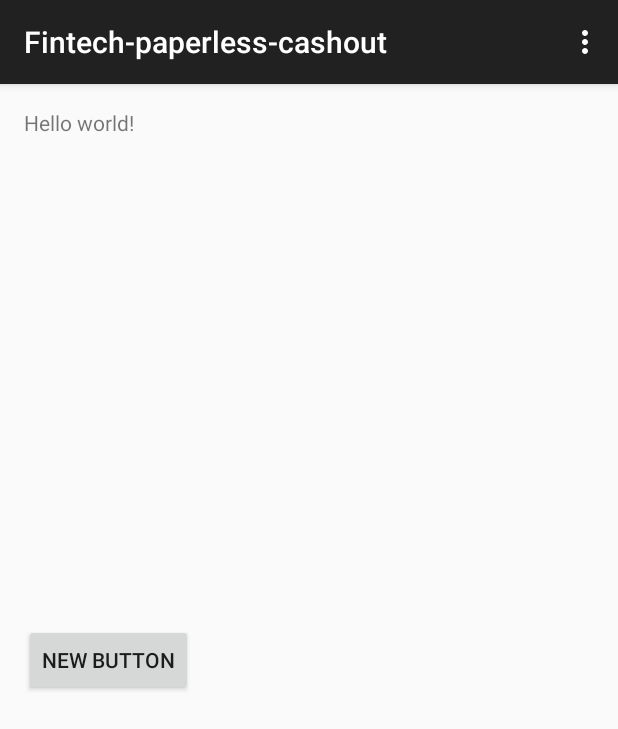
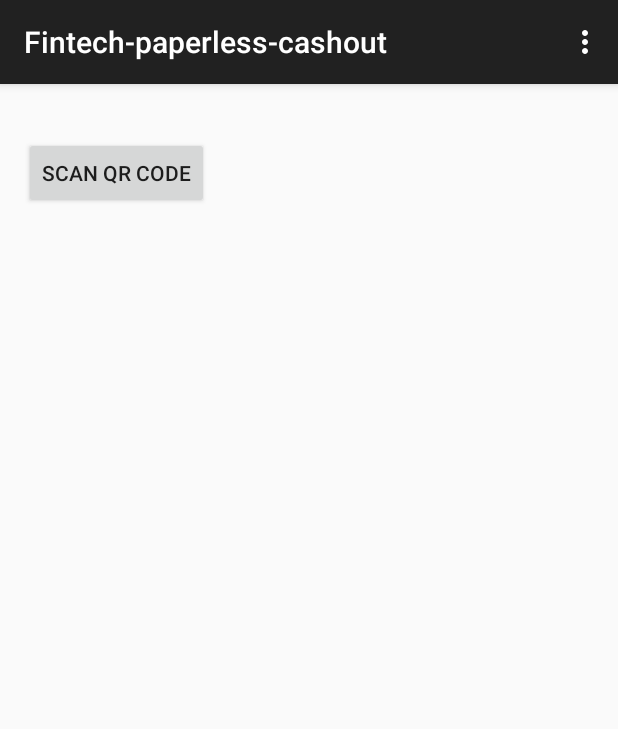
Before and after one commit to Kbdgwniai/fintech, an Android app: the screen it shows after launch (MainActivity), on a phone screen of 412 x 824 dp. Shown: the top 729 px of the screen. Run offline under Robolectric (Android 15) with nearby library versions, the phone set to English and light mode, and no system bars; 2 statements that could not run were skipped.

Commit message:
Remove NFC

```diff
--- a/app/build.gradle
+++ b/app/build.gradle
@@ -6,7 +6,7 @@ android {
 
     defaultConfig {
         applicationId "com.cashout.paperless.fintech_paperless_cashout"
-        minSdkVersion 21
+        minSdkVersion 14
         targetSdkVersion 23
         versionCode 1
         versionName "1.0"
--- a/app/src/main/AndroidManifest.xml
+++ b/app/src/main/AndroidManifest.xml
@@ -4,9 +4,6 @@
 
     <uses-permission android:name="android.permission.CAMERA"/>
     <uses-permission android:name="android.permission.INTERNET"/>
-    <uses-permission android:name="android.permission.NFC" />
-
-    <uses-feature android:name="android.hardware.nfc" />
 
     <application
         android:name="com.orm.SugarApp"
--- a/app/src/main/java/com/cashout/paperless/fintech_paperless_cashout/MainActivity.java
+++ b/app/src/main/java/com/cashout/paperless/fintech_paperless_cashout/MainActivity.java
@@ -54,18 +54,6 @@ public class MainActivity extends AppCompatActivity {
             }
         });
 
-
-        // I think this is the code to send stuff via terminal. Maybe.
-        NfcAdapter nfc = NfcAdapter.getDefaultAdapter(this);
-        nfc.setNdefPushMessageCallback(new NfcAdapter.CreateNdefMessageCallback()
-        {
-            @Override
-            public NdefMessage createNdefMessage(NfcEvent event)
-            {
-                NdefRecord uriRecord = NdefRecord.createTextRecord(null, TEXT0);
-                return new NdefMessage(new NdefRecord[] { uriRecord });
-            }
-        }, this, this);
 
     }
 
--- a/app/src/main/res/layout/activity_main.xml
+++ b/app/src/main/res/layout/activity_main.xml
@@ -1,21 +1,19 @@
-<RelativeLayout xmlns:android="http://schemas.android.com/apk/res/android"
+<LinearLayout xmlns:android="http://schemas.android.com/apk/res/android"
     xmlns:tools="http://schemas.android.com/tools" android:layout_width="match_parent"
     android:layout_height="match_parent" android:paddingLeft="@dimen/activity_horizontal_margin"
     android:paddingRight="@dimen/activity_horizontal_margin"
     android:paddingTop="@dimen/activity_vertical_margin"
+    android:orientation="vertical"
     android:paddingBottom="@dimen/activity_vertical_margin" tools:context=".MainActivity">
 
-    <TextView android:text="@string/hello_world" android:layout_width="wrap_content"
+    <TextView android:text="" android:layout_width="wrap_content"
         android:layout_height="wrap_content"
         android:id="@+id/tekstas" />
 
     <Button
         android:layout_width="wrap_content"
         android:layout_height="wrap_content"
-        android:text="New Button"
-        android:id="@+id/button0"
-        android:layout_centerVertical="true"
-        android:layout_alignParentLeft="true"
-        android:layout_alignParentStart="true" />
+        android:text="Scan QR Code"
+        android:id="@+id/button0" />
 
-</RelativeLayout>
+</LinearLayout>
```
Also changed, not shown: 3 other files.
